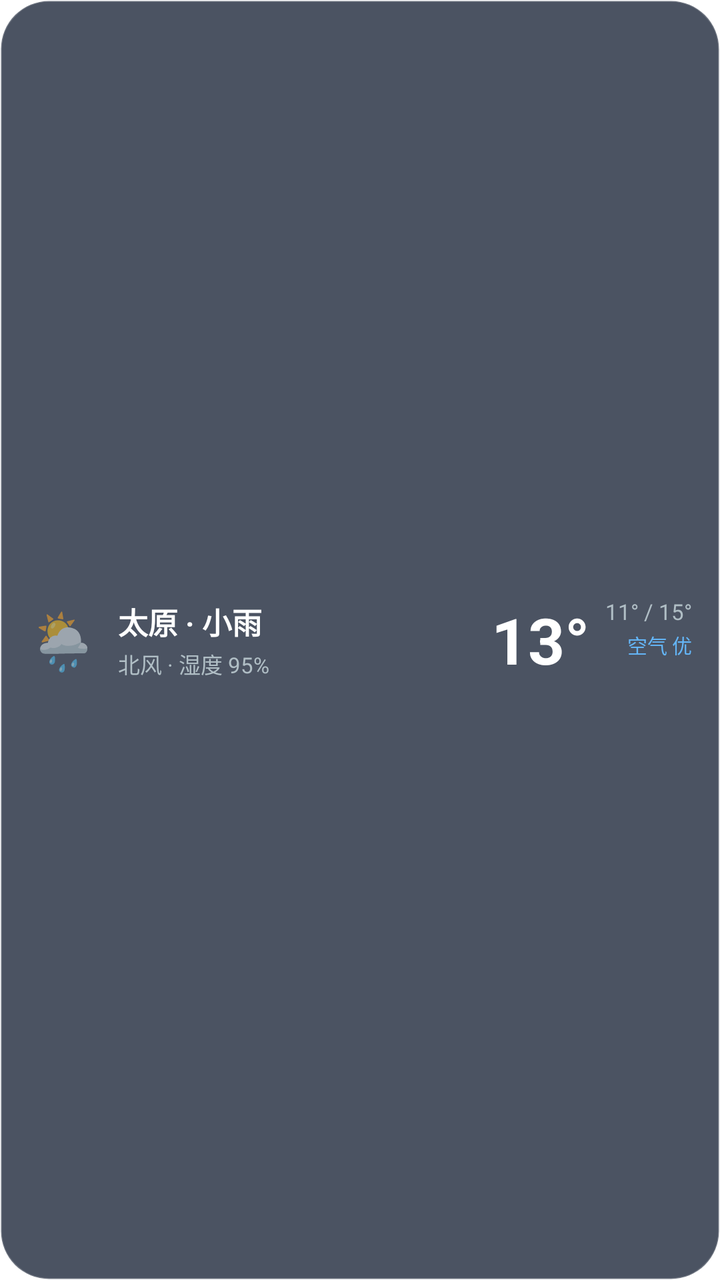
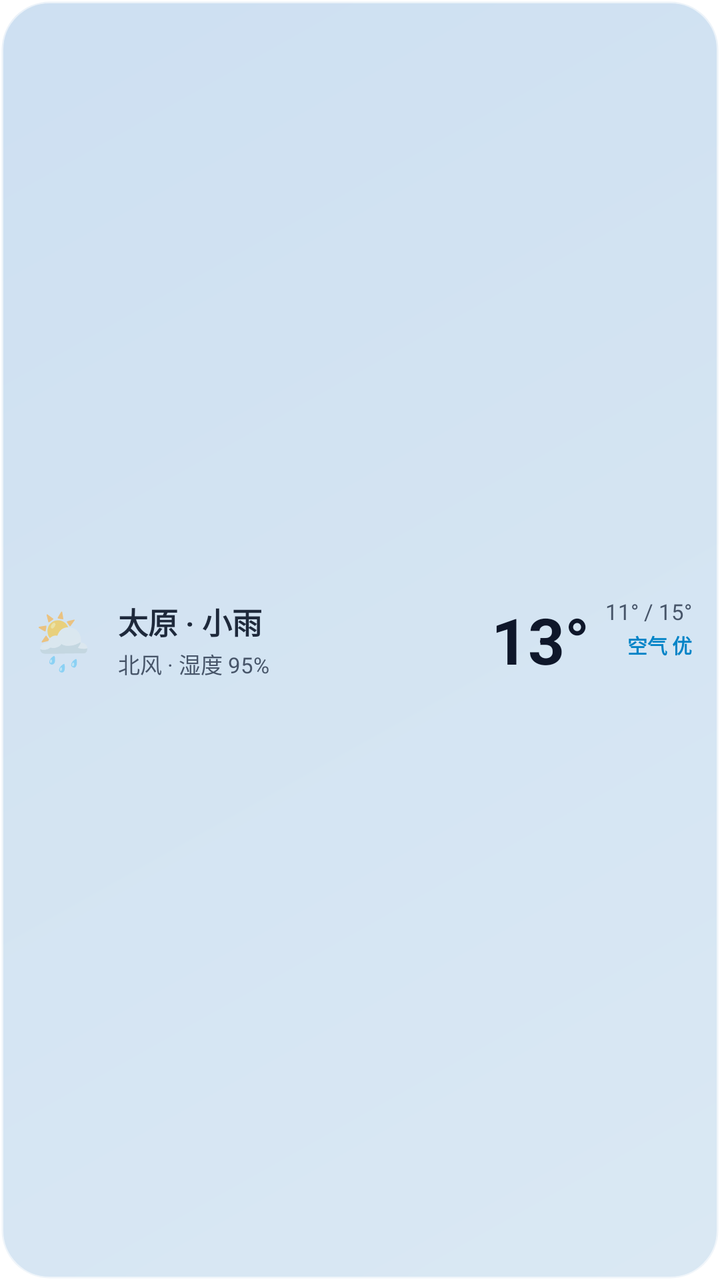

Before-and-after screenshots of an Android layout around one commit, followed by the original layout XML and the change that was made.
<!-- AndroidManifest.xml: fallback theme Theme.MaterialComponents.DayNight.NoActionBar -->
<!-- res/layout/widget_4x1.xml -->
<?xml version="1.0" encoding="utf-8"?>
<RelativeLayout xmlns:android="http://schemas.android.com/apk/res/android"
    android:id="@+id/widget_4x1_root"
    android:layout_width="match_parent"
    android:layout_height="match_parent"
    android:background="@drawable/widget_bg"
    android:padding="14dp">

    <LinearLayout
        android:id="@+id/layout_left"
        android:layout_width="wrap_content"
        android:layout_height="wrap_content"
        android:layout_centerVertical="true"
        android:orientation="horizontal"
        android:gravity="center_vertical">

        <TextView
            android:id="@+id/widget_4x1_icon"
            android:layout_width="wrap_content"
            android:layout_height="wrap_content"
            android:text="🌦️"
            android:textSize="28sp" />

        <LinearLayout
            android:layout_width="wrap_content"
            android:layout_height="wrap_content"
            android:layout_marginStart="10dp"
            android:orientation="vertical">

            <TextView
                android:id="@+id/widget_4x1_city"
                android:layout_width="wrap_content"
                android:layout_height="wrap_content"
                android:text="太原 · 小雨"
                android:textColor="#FFFFFF"
                android:textSize="15sp"
                android:textStyle="bold" />

            <TextView
                android:id="@+id/widget_4x1_sub"
                android:layout_width="wrap_content"
                android:layout_height="wrap_content"
                android:layout_marginTop="2dp"
                android:text="北风 · 湿度 95%"
                android:textColor="#B0BEC5"
                android:textSize="11sp" />
        </LinearLayout>
    </LinearLayout>

    <LinearLayout
        android:layout_width="wrap_content"
        android:layout_height="wrap_content"
        android:layout_alignParentEnd="true"
        android:layout_centerVertical="true"
        android:gravity="end"
        android:orientation="horizontal">

        <TextView
            android:id="@+id/widget_4x1_temp"
            android:layout_width="wrap_content"
            android:layout_height="wrap_content"
            android:text="13°"
            android:textColor="#FFFFFF"
            android:textSize="32sp"
            android:textStyle="bold" />

        <LinearLayout
            android:layout_width="wrap_content"
            android:layout_height="wrap_content"
            android:layout_marginStart="8dp"
            android:gravity="end"
            android:orientation="vertical">

            <TextView
                android:id="@+id/widget_4x1_range"
                android:layout_width="wrap_content"
                android:layout_height="wrap_content"
                android:text="11° / 15°"
                android:textColor="#B0BEC5"
                android:textSize="11sp" />

            <TextView
                android:id="@+id/widget_4x1_air"
                android:layout_width="wrap_content"
                android:layout_height="wrap_content"
                android:layout_marginTop="2dp"
                android:text="空气 优"
                android:textColor="#64B5F6"
                android:textSize="10sp" />
        </LinearLayout>
    </LinearLayout>

</RelativeLayout>
<!-- resources referenced by this layout -->
<resources>
  <!-- drawable widget_bg (drawable) -->
  <?xml version="1.0" encoding="utf-8"?>
  <shape xmlns:android="http://schemas.android.com/apk/res/android">
      <solid android:color="#CC1E293B" />
      <corners android:radius="24dp" />
      <stroke android:width="1dp" android:color="#33FFFFFF" />
  </shape>
</resources>

<!-- the commit's change to res/layout/widget_4x1.xml (unified diff, before → after) -->
@@ -32,7 +32,7 @@
                 android:layout_width="wrap_content"
                 android:layout_height="wrap_content"
                 android:text="太原 · 小雨"
-                android:textColor="#FFFFFF"
+                android:textColor="#1E293B"
                 android:textSize="15sp"
                 android:textStyle="bold" />
 
@@ -42,7 +42,7 @@
                 android:layout_height="wrap_content"
                 android:layout_marginTop="2dp"
                 android:text="北风 · 湿度 95%"
-                android:textColor="#B0BEC5"
+                android:textColor="#475569"
                 android:textSize="11sp" />
         </LinearLayout>
     </LinearLayout>
@@ -60,7 +60,7 @@
             android:layout_width="wrap_content"
             android:layout_height="wrap_content"
             android:text="13°"
-            android:textColor="#FFFFFF"
+            android:textColor="#0F172A"
             android:textSize="32sp"
             android:textStyle="bold" />
 
@@ -76,7 +76,7 @@
                 android:layout_width="wrap_content"
                 android:layout_height="wrap_content"
                 android:text="11° / 15°"
-                android:textColor="#B0BEC5"
+                android:textColor="#475569"
                 android:textSize="11sp" />
 
             <TextView
@@ -85,8 +85,9 @@
                 android:layout_height="wrap_content"
                 android:layout_marginTop="2dp"
                 android:text="空气 优"
-                android:textColor="#64B5F6"
-                android:textSize="10sp" />
+                android:textColor="#0284C7"
+                android:textSize="10sp"
+                android:textStyle="bold" />
         </LinearLayout>
     </LinearLayout>
 
<!-- resource entries referenced after the edit -->
@@ -3,9 +3,13 @@
   <!-- drawable widget_bg (drawable) -->
   <?xml version="1.0" encoding="utf-8"?>
   <shape xmlns:android="http://schemas.android.com/apk/res/android">
-      <solid android:color="#CC1E293B" />
+      
+      <gradient
+          android:angle="135"
+          android:startColor="#E6D6E6F2"
+          android:endColor="#E6C8DCF0" />
       <corners android:radius="24dp" />
-      <stroke android:width="1dp" android:color="#33FFFFFF" />
+      <stroke android:width="1.5dp" android:color="#99FFFFFF" />
   </shape>
 </resources>
 
